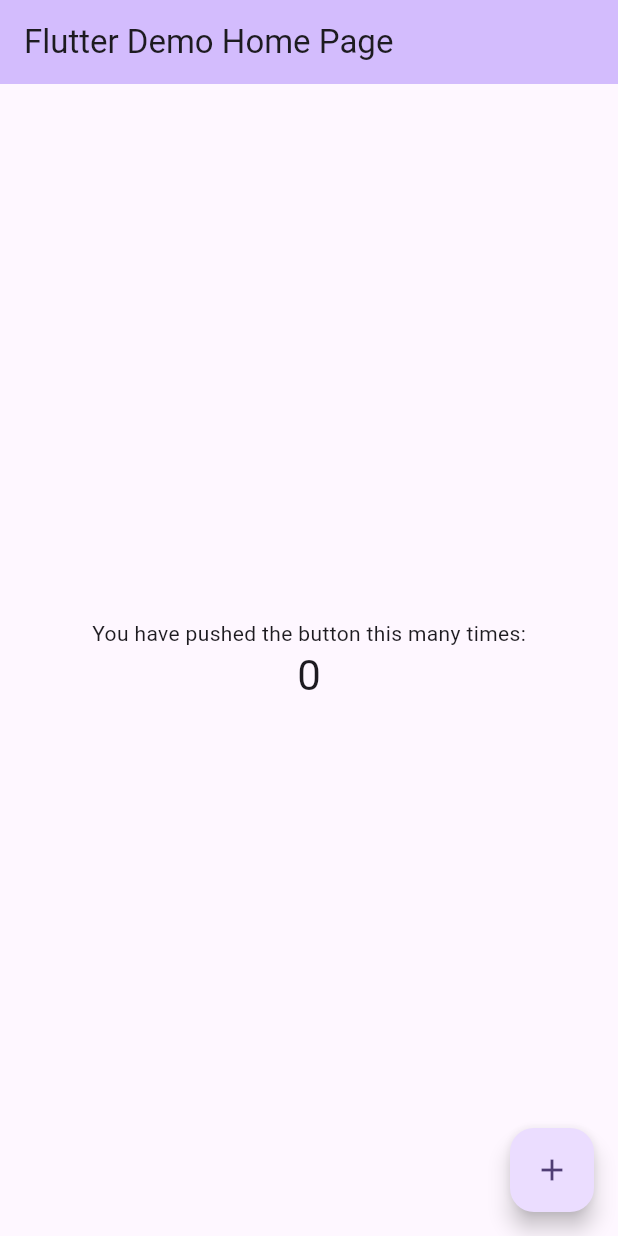
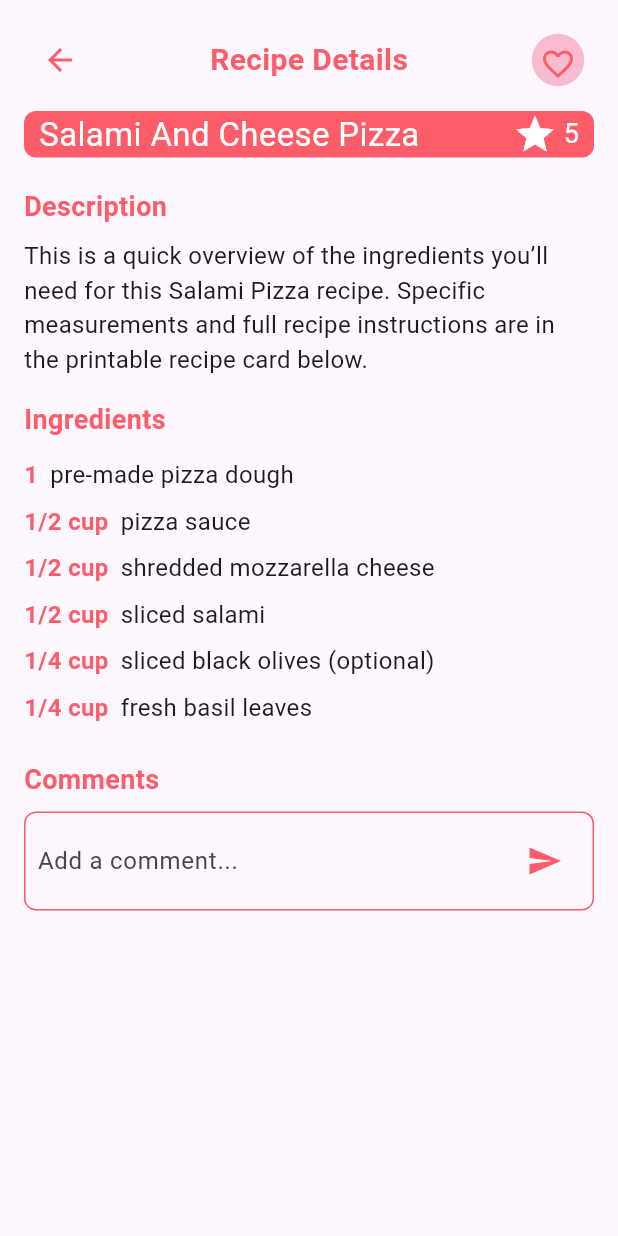
Before and after one commit to MariamAdly8/SizzleShare, a Flutter app: the screen it shows after launch, on a phone screen of 412 x 824 dp. Run offline on Flutter 3.47's test engine with Material 3 defaults, Android fonts, the phone set to English and light mode, and no system bars.

Commit message:
recipe details 2

```diff
--- /dev/null
+++ b/lib/RecipeScreen.dart
@@ -0,0 +1,219 @@
+import 'package:flutter/material.dart';
+
+class RecipeScreen extends StatefulWidget {
+  @override
+  State<RecipeScreen> createState() => _RecipeScreenState();
+}
+
+class _RecipeScreenState extends State<RecipeScreen> {
+  bool isFavorite = false;
+  @override
+  Widget build(BuildContext context) {
+    return Scaffold(
+      body: SingleChildScrollView(
+        child: Padding(
+          padding: const EdgeInsets.all(16.0),
+          child: Column(
+            crossAxisAlignment: CrossAxisAlignment.start,
+            children: [
+              Row(
+                mainAxisAlignment: MainAxisAlignment.spaceBetween,
+                crossAxisAlignment: CrossAxisAlignment.center,
+                children: [
+                  //arrow back
+                  IconButton(
+                    icon: const Icon(Icons.arrow_back),
+                    color: const Color.fromRGBO(253, 93, 105, 1),
+                    onPressed: () {},
+                  ),
+
+                  // title of the screen
+                  Expanded(
+                    child: Center(
+                      child: Text(
+                        'Recipe Details',
+                        style: TextStyle(
+                          fontSize: 20,
+                          fontWeight: FontWeight.bold,
+                          color: Color.fromRGBO(253, 93, 105, 1),
+                        ),
+                        softWrap: true, //to make text wrap when screen minimized
+                      ),
+                    ),
+                  ),
+
+                  // favorite button
+                  Container(
+                    height: 35,
+                    decoration: BoxDecoration(
+                      shape: BoxShape.circle,
+                      color: Colors.pink.shade100,
+                    ),
+                    child: IconButton(
+                      icon: Icon(
+                        isFavorite
+                            ? Icons.favorite
+                            : Icons.favorite_border,
+                        color: const Color.fromRGBO(253, 93, 105, 1),
+                      ),
+                      onPressed: () {
+                        setState(() {
+                          isFavorite = !isFavorite;
+                        });
+                      },
+                    ),
+                  ),
+                ],
+              ),
+              const SizedBox(height: 10),
+              //recipe name and rate
+              Container(
+                padding: const EdgeInsets.symmetric(horizontal: 10.0),
+                decoration: BoxDecoration(
+                  borderRadius: BorderRadius.circular(8),
+                  color: const Color.fromRGBO(253, 93, 105, 1),
+                ),
+                child: Row(
+                  children: [
+                    Expanded(
+                      child: const Text(
+                        'Salami And Cheese Pizza',
+                        style: TextStyle(
+                          fontSize: 22,
+                          color: Colors.white,
+                        ),
+                        softWrap: true,
+                      ),
+                    ),
+                    const Icon(Icons.star, color: Colors.white, size: 30),
+                    const SizedBox(width: 4),
+                    const Text(
+                      '5',
+                      style: TextStyle(
+                        fontSize: 18,
+                        color: Colors.white,
+                      ),
+                    ),
+                  ],
+                ),
+              ),
+
+              const SizedBox(height: 20),
+              // Details Section
+              const Text(
+                'Description',
+                style: TextStyle(
+                  fontSize: 18,
+                  fontWeight: FontWeight.bold,
+                  color: Color.fromRGBO(253, 93, 105, 1),
+                ),
+              ),
+              const SizedBox(height: 8),
+              const Text(
+                'This is a quick overview of the ingredients you’ll need for this Salami Pizza recipe. Specific measurements and full recipe instructions are in the printable recipe card below.',
+                style: TextStyle(fontSize: 16),
+              ),
+              const SizedBox(height: 16),
+              // Ingredients Section
+              const Text(
+                'Ingredients',
+                style: TextStyle(
+                  fontSize: 18,
+                  fontWeight: FontWeight.bold,
+                  color: Color.fromRGBO(253, 93, 105, 1),
+                ),
+              ),
+              const SizedBox(height: 8),
+              Column(
+                children: [
+                  IngredientRow(quantity: '1', name: 'pre-made pizza dough'),
+                  IngredientRow(quantity: '1/2 cup', name: 'pizza sauce'),
+                  IngredientRow(
+                      quantity: '1/2 cup', name: 'shredded mozzarella cheese'),
+                  IngredientRow(quantity: '1/2 cup', name: 'sliced salami'),
+                  IngredientRow(
+                      quantity: '1/4 cup',
+                      name: 'sliced black olives (optional)'),
+                  IngredientRow(
+                      quantity: '1/4 cup', name: 'fresh basil leaves'),
+                ],
+              ),
+              const SizedBox(height: 20),
+              // Comments Section
+              const Text(
+                'Comments',
+                style: TextStyle(
+                  fontSize: 18,
+                  fontWeight: FontWeight.bold,
+                  color: Color.fromRGBO(253, 93, 105, 1),
+                ),
+              ),
+              SizedBox(height: 8),
+              Container(
+                decoration: BoxDecoration(
+                  border: Border.all(
+                    color: Color.fromRGBO(253, 93, 105, 1),
+                  ),
+                  borderRadius: BorderRadius.circular(8),
+                ),
+                padding: const EdgeInsets.all(8.0),
+                child: Row(
+                  children: [
+                    Expanded(
+                      child: const TextField(
+                        decoration: InputDecoration(
+                          hintText: 'Add a comment...',
+                          border: InputBorder.none,
+                        ),
+                      ),
+                    ),
+                    IconButton(
+                      icon: const Icon(
+                        Icons.send,
+                        color: Color.fromRGBO(253, 93, 105, 1),
+                      ),
+                      onPressed: () {},
+                    ),
+                  ],
+                ),
+              ),
+            ],
+          ),
+        ),
+      ),
+    );
+  }
+}
+
+class IngredientRow extends StatelessWidget {
+  final String quantity;
+  final String name;
+
+  const IngredientRow({required this.quantity, required this.name});
+
+  @override
+  Widget build(BuildContext context) {
+    return Padding(
+      padding: const EdgeInsets.symmetric(vertical: 4.0),
+      child: Row(
+        children: [
+          Text(
+            quantity,
+            style: const TextStyle(
+              fontSize: 16,
+              fontWeight: FontWeight.bold,
+              color: Color.fromRGBO(253, 93, 105, 1),
+            ),
+          ),
+          const SizedBox(width: 8),
+          Expanded(
+            child: Text(
+              name,
+              style: const TextStyle(fontSize: 16),
+            ),
+          ),
+        ],
+      ),
+    );
+  }
+}
--- a/lib/main.dart
+++ b/lib/main.dart
@@ -1,125 +1,9 @@
 import 'package:flutter/material.dart';
+import 'package:sizzle_share/RecipeScreen.dart';
 
 void main() {
-  runApp(const MyApp());
+  runApp(MaterialApp(
+    debugShowCheckedModeBanner: false,
+    home: RecipeScreen(),
+  ));
 }
-
-class MyApp extends StatelessWidget {
-  const MyApp({super.key});
-
-  // This widget is the root of your application.
-  @override
-  Widget build(BuildContext context) {
-    return MaterialApp(
-      title: 'Flutter Demo',
-      theme: ThemeData(
-        // This is the theme of your application.
-        //
-        // TRY THIS: Try running your application with "flutter run". You'll see
-        // the application has a purple toolbar. Then, without quitting the app,
-        // try changing the seedColor in the colorScheme below to Colors.green
-        // and then invoke "hot reload" (save your changes or press the "hot
-        // reload" button in a Flutter-supported IDE, or press "r" if you used
-        // the command line to start the app).
-        //
-        // Notice that the counter didn't reset back to zero; the application
-        // state is not lost during the reload. To reset the state, use hot
-        // restart instead.
-        //
-        // This works for code too, not just values: Most code changes can be
-        // tested with just a hot reload.
-        colorScheme: ColorScheme.fromSeed(seedColor: Colors.deepPurple),
-        useMaterial3: true,
-      ),
-      home: const MyHomePage(title: 'Flutter Demo Home Page'),
-    );
-  }
-}
-
-class MyHomePage extends StatefulWidget {
-  const MyHomePage({super.key, required this.title});
-
-  // This widget is the home page of your application. It is stateful, meaning
-  // that it has a State object (defined below) that contains fields that affect
-  // how it looks.
-
-  // This class is the configuration for the state. It holds the values (in this
-  // case the title) provided by the parent (in this case the App widget) and
-  // used by the build method of the State. Fields in a Widget subclass are
-  // always marked "final".
-
-  final String title;
-
-  @override
-  State<MyHomePage> createState() => _MyHomePageState();
-}
-
-class _MyHomePageState extends State<MyHomePage> {
-  int _counter = 0;
-
-  void _incrementCounter() {
-    setState(() {
-      // This call to setState tells the Flutter framework that something has
-      // changed in this State, which causes it to rerun the build method below
-      // so that the display can reflect the updated values. If we changed
-      // _counter without calling setState(), then the build method would not be
-      // called again, and so nothing would appear to happen.
-      _counter++;
-    });
-  }
-
-  @override
-  Widget build(BuildContext context) {
-    // This method is rerun every time setState is called, for instance as done
-    // by the _incrementCounter method above.
-    //
-    // The Flutter framework has been optimized to make rerunning build methods
-    // fast, so that you can just rebuild anything that needs updating rather
-    // than having to individually change instances of widgets.
-    return Scaffold(
-      appBar: AppBar(
-        // TRY THIS: Try changing the color here to a specific color (to
-        // Colors.amber, perhaps?) and trigger a hot reload to see the AppBar
-        // change color while the other colors stay the same.
-        backgroundColor: Theme.of(context).colorScheme.inversePrimary,
-        // Here we take the value from the MyHomePage object that was created by
-        // the App.build method, and use it to set our appbar title.
-        title: Text(widget.title),
-      ),
-      body: Center(
-        // Center is a layout widget. It takes a single child and positions it
-        // in the middle of the parent.
-        child: Column(
-          // Column is also a layout widget. It takes a list of children and
-          // arranges them vertically. By default, it sizes itself to fit its
-          // children horizontally, and tries to be as tall as its parent.
-          //
-          // Column has various properties to control how it sizes itself and
-          // how it positions its children. Here we use mainAxisAlignment to
-          // center the children vertically; the main axis here is the vertical
-          // axis because Columns are vertical (the cross axis would be
-          // horizontal).
-          //
-          // TRY THIS: Invoke "debug painting" (choose the "Toggle Debug Paint"
-          // action in the IDE, or press "p" in the console), to see the
-          // wireframe for each widget.
-          mainAxisAlignment: MainAxisAlignment.center,
-          children: <Widget>[
-            const Text(
-              'You have pushed the button this many times:',
-            ),
-            Text(
-              '$_counter',
-              style: Theme.of(context).textTheme.headlineMedium,
-            ),
-          ],
-        ),
-      ),
-      floatingActionButton: FloatingActionButton(
-        onPressed: _incrementCounter,
-        tooltip: 'Increment',
-        child: const Icon(Icons.add),
-      ), // This trailing comma makes auto-formatting nicer for build methods.
-    );
-  }
-}
--- a/pubspec.yaml
+++ b/pubspec.yaml
@@ -28,6 +28,7 @@ environment:
 # the latest version available on pub.dev. To see which dependencies have newer
 # versions available, run `flutter pub outdated`.
 dependencies:
+  firebase_core: ^3.10.1
   flutter:
     sdk: flutter
 
```
Also changed, not shown: pubspec.lock, 3 other files.
